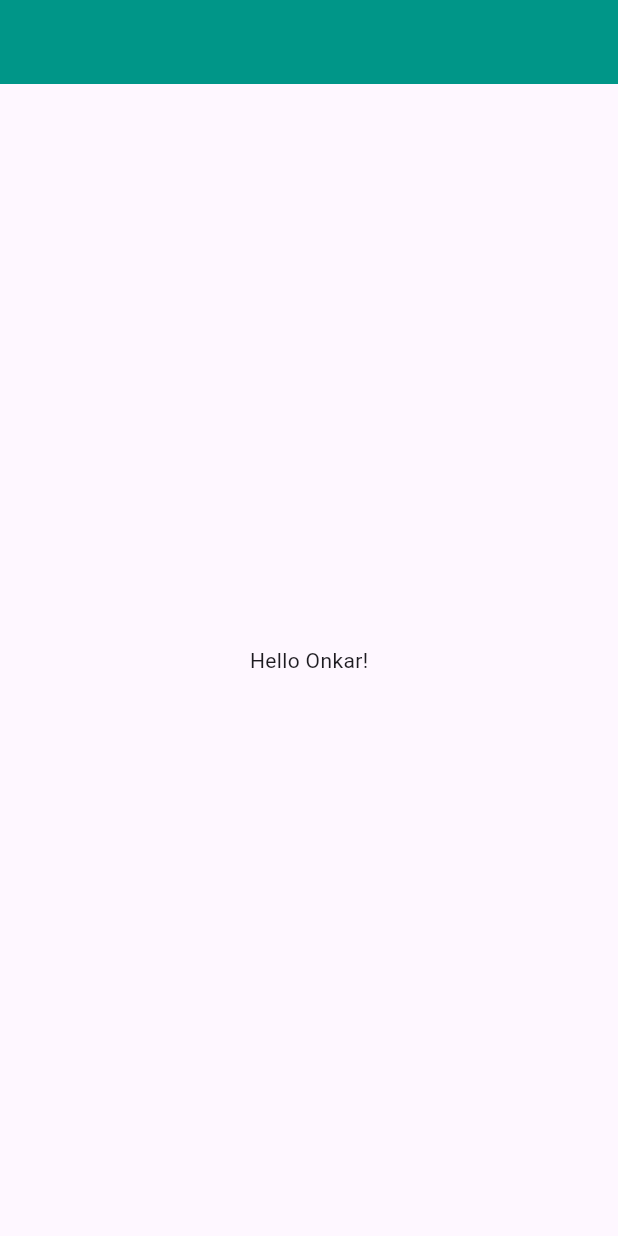
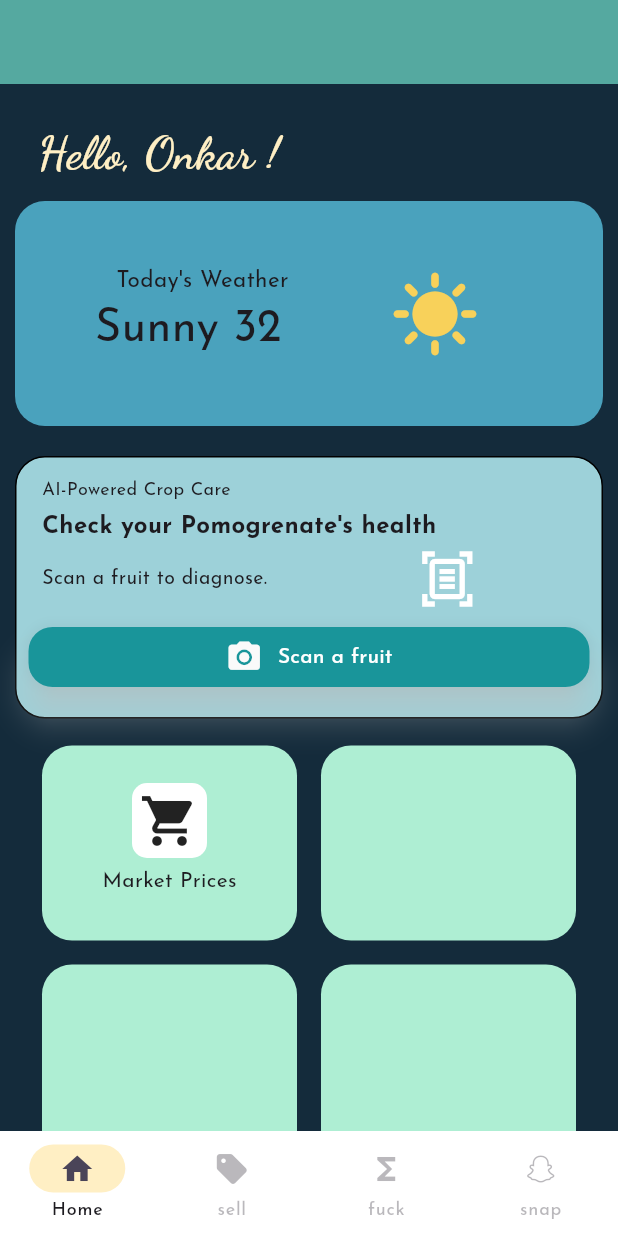
Before and after one commit to OnkarGaikwad-astro/AgroX, a Flutter app: the screen it shows after launch, on a phone screen of 412 x 824 dp. Run offline on Flutter 3.47's test engine with Material 3 defaults, Android fonts, the phone set to English and light mode, and no system bars; our stand-ins replace google_fonts.

Commit message:
updated the app code

```diff
--- /dev/null
+++ b/agrox/lib/homePage.dart
@@ -0,0 +1,261 @@
+import 'package:agrox/tools/colorTheme.dart';
+import 'package:flutter/material.dart';
+import 'package:google_fonts/google_fonts.dart';
+
+class Homepage extends StatefulWidget {
+  final String username;
+  const Homepage({super.key, required this.username});
+
+  @override
+  State<Homepage> createState() => _HomepageState();
+}
+
+class _HomepageState extends State<Homepage> {
+  @override
+  Widget build(BuildContext context) {
+    return Scaffold(
+      body: SingleChildScrollView(
+        child: Column(
+          children: [
+            Padding(
+              padding: const EdgeInsets.only(top: 25, left: 25, bottom: 0),
+              child: Container(
+                child: Align(
+                  alignment: AlignmentGeometry.topLeft,
+                  child: Text(
+                    "Hello, ${widget.username} !",
+                    style: GoogleFonts.dancingScript(
+                      fontSize: 30,
+                      fontWeight: FontWeight.w700,
+                      color: kAccentVariant,
+                    ),
+                  ),
+                ),
+              ),
+            ),
+            Padding(
+              padding: const EdgeInsets.all(10.0),
+              child: Container(
+                height: 150,
+                width: double.infinity,
+                decoration: BoxDecoration(
+                  borderRadius: BorderRadius.circular(20),
+                  color: const Color.fromARGB(223, 82, 179, 208),
+                ),
+                child: Row(
+                  children: [
+                    Container(
+                      width: 250,
+                      child: Column(
+                        mainAxisAlignment: MainAxisAlignment.center,
+                        children: [
+                          Center(
+                            child: Text(
+                              "Today's Weather",
+                              style: GoogleFonts.josefinSans(fontSize: 15),
+                            ),
+                          ),
+                          Center(
+                            child: Text(
+                              "Sunny 32 ℃",
+                              style: GoogleFonts.josefinSans(fontSize: 30),
+                            ),
+                          ),
+                        ],
+                      ),
+                    ),
+                    Icon(
+                      Icons.sunny,
+                      size: 60,
+                      color: const Color.fromARGB(255, 248, 209, 90),
+                    ),
+                  ],
+                ),
+              ),
+            ),
+            Align(
+              alignment: Alignment.bottomLeft,
+              child: Padding(
+                padding: const EdgeInsets.all(10.0),
+                child: Container(
+                  height: 175,
+                  width: double.infinity,
+                  decoration: BoxDecoration(
+                    border: Border.all(color: Colors.black),
+                    color: const Color.fromARGB(206, 190, 248, 254),
+                    borderRadius: BorderRadius.circular(20),
+                  ),
+                  child: Column(
+                    children: [
+                      Padding(
+                        padding: const EdgeInsets.only(left: 17.0, top: 13),
+                        child: Align(
+                          alignment: Alignment.topLeft,
+                          child: Text(
+                            "AI-Powered Crop Care",
+                            style: TextStyle(fontSize: 12),
+                          ),
+                        ),
+                      ),
+                      Padding(
+                        padding: const EdgeInsets.only(left: 17.0, top: 5),
+                        child: Align(
+                          alignment: Alignment.topLeft,
+                          child: Text(
+                            "Check your Pomogrenate's health",
+                            style: TextStyle(
+                              fontSize: 16,
+                              fontWeight: FontWeight.w700,
+                            ),
+                          ),
+                        ),
+                      ),
+                      Padding(
+                        padding: const EdgeInsets.only(left: 17.0, top: 3),
+                        child: Align(
+                          alignment: Alignment.topLeft,
+                          child: Row(
+                            children: [
+                              Text(
+                                "Scan a fruit to diagnose.",
+                                style: TextStyle(fontSize: 13),
+                              ),
+                              SizedBox(width: 100),
+                              Icon(
+                                Icons.document_scanner_outlined,
+                                size: 40,
+                                color: Colors.white,
+                              ),
+                            ],
+                          ),
+                        ),
+                      ),
+                      Padding(
+                        padding: const EdgeInsets.all(8.0),
+                        child: Center(
+                          child: ElevatedButton(
+                            style: ElevatedButton.styleFrom(
+                              backgroundColor: const Color.fromARGB(
+                                255,
+                                25,
+                                149,
+                                154,
+                              ),
+                              shadowColor: Colors.white,
+                              fixedSize: Size(double.maxFinite, 40),
+                              shape: RoundedRectangleBorder(
+                                borderRadius: BorderRadiusGeometry.circular(16),
+                              ),
+                              elevation: 10,
+                            ),
+                            onPressed: () {},
+                            child: Center(
+                              child: Row(
+                                mainAxisAlignment: MainAxisAlignment.center,
+                                children: [
+                                  Icon(
+                                    Icons.camera_alt,
+                                    size: 25,
+                                    color: const Color.fromARGB(
+                                      255,
+                                      250,
+                                      250,
+                                      250,
+                                    ),
+                                  ),
+                                  SizedBox(width: 10),
+                                  Text(
+                                    "Scan a fruit",
+                                    style: TextStyle(
+                                      color: const Color.fromARGB(
+                                        255,
+                                        255,
+                                        255,
+                                        255,
+                                      ),
+                                    ),
+                                  ),
+                                ],
+                              ),
+                            ),
+                          ),
+                        ),
+                      ),
+                    ],
+                  ),
+                ),
+              ),
+            ),
+            Row(
+              mainAxisAlignment: MainAxisAlignment.center,
+              children: [
+                Padding(
+                  padding: const EdgeInsets.all(8.0),
+                  child: Container(
+                    height: 130,
+                    width: 170,
+                    decoration: BoxDecoration(
+                      borderRadius: BorderRadius.circular(20),
+                      color: kMint,
+                    ),
+                    child: Column(
+                      mainAxisAlignment: MainAxisAlignment.center,
+                      children: [
+                        Container(decoration: BoxDecoration(color: Colors.white,borderRadius: BorderRadius.circular(10)),child: Padding(
+                          padding: const EdgeInsets.all(5.0),
+                          child: Icon(Icons.shopping_cart,size: 40,),
+                        )),
+                        Padding(
+                          padding: const EdgeInsets.all(5.0),
+                          child: Text("Market Prices"),
+                        )
+                      ],
+                    ),
+                  ),
+                ),
+                Padding(
+                  padding: const EdgeInsets.all(8.0),
+                  child: Container(
+                    height: 130,
+                    width: 170,
+                    decoration: BoxDecoration(
+                      borderRadius: BorderRadius.circular(20),
+                      color: kMint,
+                    ),
+                  ),
+                ),
+              ],
+            ),
+            Row(
+              mainAxisAlignment: MainAxisAlignment.center,
+              children: [
+                Padding(
+                  padding: const EdgeInsets.all(8.0),
+                  child: Container(
+                    height: 130,
+                    width: 170,
+                    decoration: BoxDecoration(
+                      borderRadius: BorderRadius.circular(20),
+                      color: kMint,
+                    ),
+                  ),
+                ),
+                Padding(
+                  padding: const EdgeInsets.all(8.0),
+                  child: Container(
+                    height: 130,
+                    width: 170,
+                    decoration: BoxDecoration(
+                      borderRadius: BorderRadius.circular(20),
+                      color: kMint,
+                    ),
+                  ),
+                ),
+              ],
+            ),
+          ],
+        ),
+      ),
+    );
+  }
+}
--- a/agrox/lib/main.dart
+++ b/agrox/lib/main.dart
@@ -1,4 +1,8 @@
+import 'package:agrox/homePage.dart';
+import 'package:agrox/rootpage.dart';
+import 'package:agrox/tools/colorTheme.dart';
 import 'package:flutter/material.dart';
+import 'package:google_fonts/google_fonts.dart';
 
 void main() {
   runApp(const MainApp());
@@ -10,15 +14,15 @@ class MainApp extends StatelessWidget {
   @override
   Widget build(BuildContext context) {
     return MaterialApp(
+      theme: ThemeData(
+        useMaterial3: true,
+        textTheme: GoogleFonts.josefinSansTextTheme(
+          Theme.of(context).textTheme,
+        ),
+        scaffoldBackgroundColor: kBackground
+      ),
       debugShowCheckedModeBanner: false,
-      home: Scaffold(
-        appBar: AppBar(
-          backgroundColor: Colors.teal,
-        ),
-        body: Center(
-          child: Text('Hello Onkar!'),
-        ),
-      ),
+      home:Rootpage(username:"Onkar")
     );
   }
 }
--- /dev/null
+++ b/agrox/lib/rootpage.dart
@@ -0,0 +1,49 @@
+import 'package:agrox/homePage.dart';
+import 'package:agrox/tools/colorTheme.dart';
+import 'package:flutter/material.dart';
+
+class Rootpage extends StatefulWidget {
+  final String username;
+
+  const Rootpage({super.key,required this.username});
+
+  @override
+  State<Rootpage> createState() => _RootpageState();
+}
+
+class _RootpageState extends State<Rootpage> {
+  int curr_page_index = 0;
+
+  final List<Widget> pages = [
+    Homepage(username: "Onkar")
+  ];
+
+  @override
+  Widget build(BuildContext context) {
+    return Scaffold(
+      bottomNavigationBar: NavigationBar(
+        height: 70,
+        backgroundColor: const Color.fromARGB(255, 255, 255, 255),
+        indicatorColor: kAccentVariant,
+        animationDuration: Duration(milliseconds: 100),
+        selectedIndex: curr_page_index,
+        onDestinationSelected: (value) {
+          setState(() {
+            curr_page_index = value;
+          });
+        },
+        destinations: [
+          NavigationDestination(icon: Icon(Icons.home), label: "Home",),
+          NavigationDestination(icon: Icon(Icons.sell_rounded), label: "sell",enabled: false,),
+          NavigationDestination(icon: Icon(Icons.functions), label: "fuck",enabled: false,),
+          NavigationDestination(icon: Icon(Icons.snapchat), label: "snap",enabled: false,),
+        ],
+      ),
+      appBar: AppBar(backgroundColor: kSeafoam),
+      body: IndexedStack(
+        index: curr_page_index,
+        children:pages,
+      ),
+    );
+  }
+}
--- /dev/null
+++ b/agrox/lib/tools/colorTheme.dart
@@ -0,0 +1,16 @@
+import 'package:flutter/material.dart';
+
+const Color kPrimary = Color(0xFF168C91);        // Vibrant Teal
+const Color kPrimaryVariant = Color(0xFF62C3C8); // Fresh Aqua
+const Color kAccent = Color(0xFF97D7FF);
+const Color kAccentVariant = Color(0xFFFFEFC4);
+
+const Color kTeal = Color(0xFF287A74);
+const Color kSeafoam = Color(0xFF55A9A0);
+const Color kMint = Color(0xFFAEEED3);
+const Color kLemon = Color(0xFFFFF8B0);
+
+const Color kBackground = Color(0xFF142B3B);
+// const Color kBackground = Color(0xFF173447);
+// const Color kBackground = Color(0xFF202D40);
+// const Color kBackground = Color(0xFF182638);
--- a/agrox/pubspec.yaml
+++ b/agrox/pubspec.yaml
@@ -9,6 +9,7 @@ environment:
 dependencies:
   flutter:
     sdk: flutter
+  google_fonts: ^8.2.1
 
 dev_dependencies:
   flutter_test:
```
Also changed, not shown: agrox/pubspec.lock, 4 other files.
